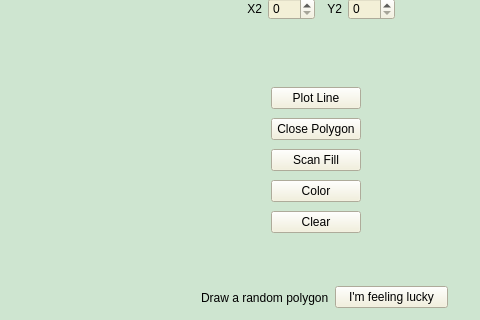
The window that OOPCG Lab/CG_Assignment4/CG_Assingment4/mainwindow.ui (noblecoder11/PICT_SE_Codes) describes before a commit, drawn with Qt 5; both pictures show x 320 to 800 and y 106 to 426 of the 800 by 600 pixel window.
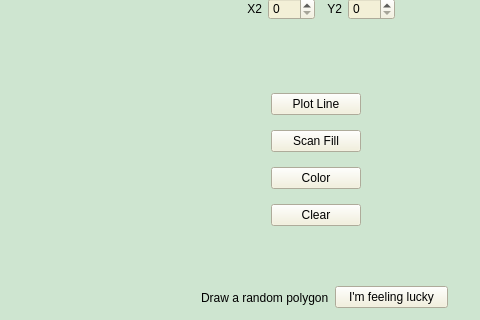
The same window after the commit.

The edit to the form file:
```diff
--- a/OOPCG Lab/CG_Assignment4/CG_Assingment4/mainwindow.ui
+++ b/OOPCG Lab/CG_Assignment4/CG_Assingment4/mainwindow.ui
@@ -58,7 +58,7 @@
      <set>Qt::AlignCenter</set>
     </property>
    </widget>
-   <widget class="QWidget" name="">
+   <widget class="QWidget" name="layoutWidget">
     <property name="geometry">
      <rect>
       <x>561</x>
@@ -181,7 +181,7 @@
      </item>
     </layout>
    </widget>
-   <widget class="QWidget" name="">
+   <widget class="QWidget" name="layoutWidget">
     <property name="geometry">
      <rect>
       <x>591</x>
@@ -201,16 +201,6 @@
        </property>
       </widget>
      </item>
-     <item>
-      <widget class="QPushButton" name="btnClosePolygon">
-       <property name="styleSheet">
-        <string notr="true">background-color: #F3F0D7;</string>
-       </property>
-       <property name="text">
-        <string>Close Polygon</string>
-       </property>
-      </widget>
-     </item>
      <item>
       <widget class="QPushButton" name="btnScanFill">
        <property name="styleSheet">
@@ -243,7 +233,7 @@
      </item>
     </layout>
    </widget>
-   <widget class="QWidget" name="">
+   <widget class="QWidget" name="layoutWidget">
     <property name="geometry">
      <rect>
       <x>521</x>
```
